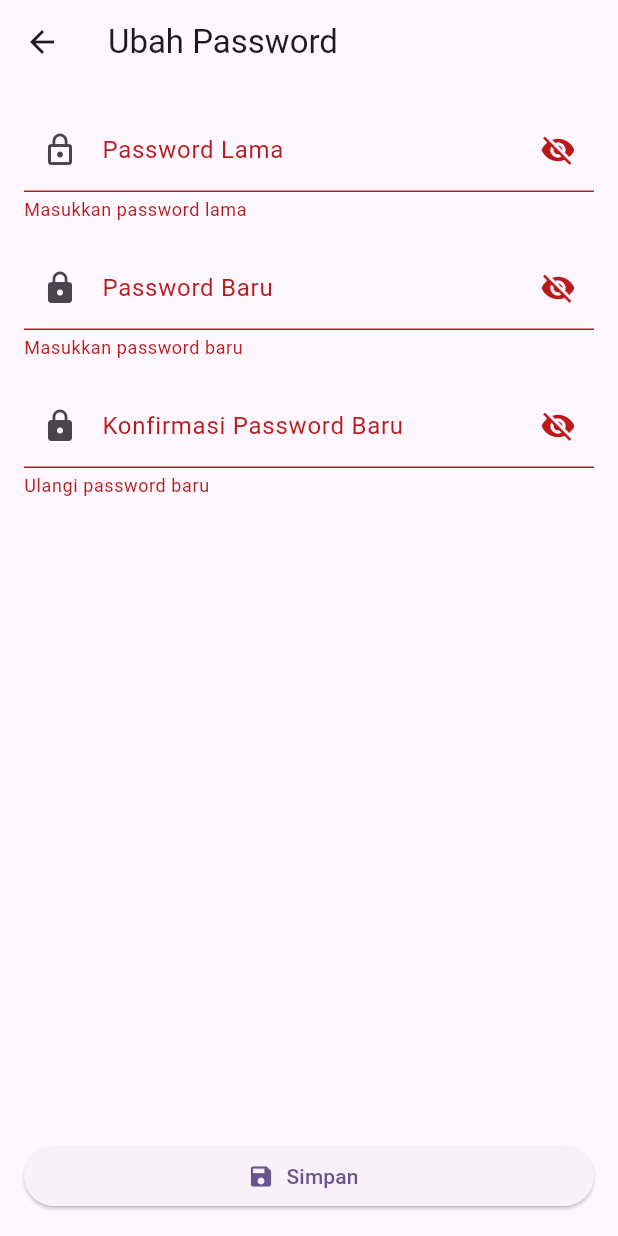
After one commit to byMann/myMarket, a Flutter app: the ChangePass screen opened by its route, after a tap on "Simpan", on a phone screen of 412 x 824 dp. The commit adds this screen. Run offline on Flutter 3.47's test engine with Material 3 defaults, Android fonts, the phone set to English and light mode, and no system bars; our stand-ins replace image_picker, shared_preferences, sqflite; accounts and stored records are empty.

Commit message:
fitur ubah pass

```diff
--- a/my_market_app/lib/main.dart
+++ b/my_market_app/lib/main.dart
@@ -1,5 +1,7 @@
 import 'package:flutter/material.dart';
 import 'package:my_market_app/helper/user_helper.dart' as user_helper;
+import 'package:my_market_app/screen/ChangePass.dart';
+import 'package:my_market_app/screen/InfoAkun.dart';
 import 'package:my_market_app/screen/pembeli/akuncust.dart';
 import 'package:my_market_app/screen/pembeli/viewcart.dart';
 import 'package:my_market_app/screen/penjual/tambahproduk.dart';
@@ -67,6 +69,8 @@ class MyApp extends StatelessWidget {
         'tambahproduk': (context) => const TambahProduk(),
 
         'daftarchat': (context) => const Daftarchat(),
+        'info-akun': (context) => const InfoAkun(),
+        'change-password': (context) => const ChangePass(),
       },
     );
   }
--- /dev/null
+++ b/my_market_app/lib/screen/ChangePass.dart
@@ -0,0 +1,197 @@
+import 'dart:convert';
+
+import 'package:flutter/material.dart';
+import 'package:http/http.dart' as http;
+import 'package:shared_preferences/shared_preferences.dart';
+
+/// Halaman Change Password + toggle show/hide icon di setiap field
+class ChangePass extends StatefulWidget {
+  const ChangePass({Key? key}) : super(key: key);
+
+  @override
+  State<ChangePass> createState() => _ChangePassState();
+}
+
+class _ChangePassState extends State<ChangePass> {
+  final _formKey = GlobalKey<FormState>();
+
+  final _oldPwdCtrl = TextEditingController();
+  final _newPwdCtrl = TextEditingController();
+  final _confirmPwdCtrl = TextEditingController();
+
+  bool _isSaving = false;
+  String? _errorMsg;
+  String? _userId;
+
+  // visibilitas password
+  bool _showOld = false;
+  bool _showNew = false;
+  bool _showConfirm = false;
+
+  @override
+  void initState() {
+    super.initState();
+    _loadUserId();
+  }
+
+  Future<void> _loadUserId() async {
+    final prefs = await SharedPreferences.getInstance();
+    setState(() => _userId = prefs.getString('user_id'));
+  }
+
+  @override
+  void dispose() {
+    _oldPwdCtrl.dispose();
+    _newPwdCtrl.dispose();
+    _confirmPwdCtrl.dispose();
+    super.dispose();
+  }
+
+  Future<void> _changePassword() async {
+    if (!_formKey.currentState!.validate()) return;
+    if (_newPwdCtrl.text != _confirmPwdCtrl.text) {
+      setState(() => _errorMsg = 'Password baru dan konfirmasi tidak sama');
+      return;
+    }
+    if (_userId == null) {
+      setState(() => _errorMsg = 'User tidak ditemukan. Silakan login ulang.');
+      return;
+    }
+    if (_newPwdCtrl.text == _oldPwdCtrl.text) {
+      setState(
+        () => _errorMsg = 'Password baru tidak boleh sama dengan password lama',
+      );
+      return;
+    }
+
+    setState(() {
+      _isSaving = true;
+      _errorMsg = null;
+    });
+
+    try {
+      final response = await http.post(
+        Uri.parse('https://ubaya.xyz/flutter/160422150/project/changePass.php'),
+        body: jsonEncode({
+          'user_id': _userId,
+          'old_password': _oldPwdCtrl.text,
+          'new_password': _newPwdCtrl.text,
+        }),
+      );
+
+      if (response.statusCode == 200) {
+        final json = jsonDecode(response.body);
+        if (json['result'] == 'success') {
+          if (!mounted) return;
+          ScaffoldMessenger.of(context).showSnackBar(
+            const SnackBar(content: Text('Password berhasil diubah')),
+          );
+          Navigator.pop(context);
+        } else {
+          setState(
+            () => _errorMsg = json['message'] ?? 'Gagal mengganti password',
+          );
+        }
+      } else {
+        setState(() => _errorMsg = 'Server error: ${response.statusCode}');
+      }
+    } catch (e) {
+      setState(() => _errorMsg = 'Terjadi kesalahan: $e');
+    } finally {
+      if (mounted) setState(() => _isSaving = false);
+    }
+  }
+
+  Widget _buildPasswordField({
+    required String label,
+    required TextEditingController controller,
+    required bool obscure,
+    required VoidCallback onToggle,
+    required FormFieldValidator<String> validator,
+    IconData prefixIcon = Icons.lock,
+  }) {
+    return TextFormField(
+      controller: controller,
+      decoration: InputDecoration(
+        labelText: label,
+        prefixIcon: Icon(prefixIcon),
+        suffixIcon: IconButton(
+          icon: Icon(obscure ? Icons.visibility_off : Icons.visibility),
+          onPressed: onToggle,
+        ),
+      ),
+      obscureText: obscure,
+      validator: validator,
+    );
+  }
+
+  @override
+  Widget build(BuildContext context) {
+    return Scaffold(
+      appBar: AppBar(title: const Text('Ubah Password')),
+      body: Padding(
+        padding: const EdgeInsets.all(16.0),
+        child: Form(
+          key: _formKey,
+          child: Column(
+            crossAxisAlignment: CrossAxisAlignment.stretch,
+            children: [
+              _buildPasswordField(
+                label: 'Password Lama',
+                controller: _oldPwdCtrl,
+                obscure: !_showOld,
+                onToggle: () => setState(() => _showOld = !_showOld),
+                validator:
+                    (v) =>
+                        (v == null || v.isEmpty)
+                            ? 'Masukkan password lama'
+                            : null,
+                prefixIcon: Icons.lock_outline,
+              ),
+              const SizedBox(height: 16),
+              _buildPasswordField(
+                label: 'Password Baru',
+                controller: _newPwdCtrl,
+                obscure: !_showNew,
+                onToggle: () => setState(() => _showNew = !_showNew),
+                validator: (v) {
+                  if (v == null || v.isEmpty) return 'Masukkan password baru';
+                  return null;
+                },
+              ),
+              const SizedBox(height: 16),
+              _buildPasswordField(
+                label: 'Konfirmasi Password Baru',
+                controller: _confirmPwdCtrl,
+                obscure: !_showConfirm,
+                onToggle: () => setState(() => _showConfirm = !_showConfirm),
+                validator:
+                    (v) =>
+                        (v == null || v.isEmpty)
+                            ? 'Ulangi password baru'
+                            : null,
+              ),
+              if (_errorMsg != null) ...[
+                const SizedBox(height: 12),
+                Text(_errorMsg!, style: const TextStyle(color: Colors.red)),
+              ],
+              const Spacer(),
+              ElevatedButton.icon(
+                onPressed: _isSaving ? null : _changePassword,
+                icon:
+                    _isSaving
+                        ? const SizedBox(
+                          width: 20,
+                          height: 20,
+                          child: CircularProgressIndicator(strokeWidth: 2),
+                        )
+                        : const Icon(Icons.save),
+                label: const Text('Simpan'),
+              ),
+            ],
+          ),
+        ),
+      ),
+    );
+  }
+}
```
Also changed, not shown: my_market_app/lib/screen/InfoAkun.dart (added, +73 -0 lines), my_market_app/lib/screen/pembeli/homecustomer.dart (+18 -1 lines), my_market_app/lib/screen/penjual/homepenjual.dart (+18 -0 lines), 1 other file.
